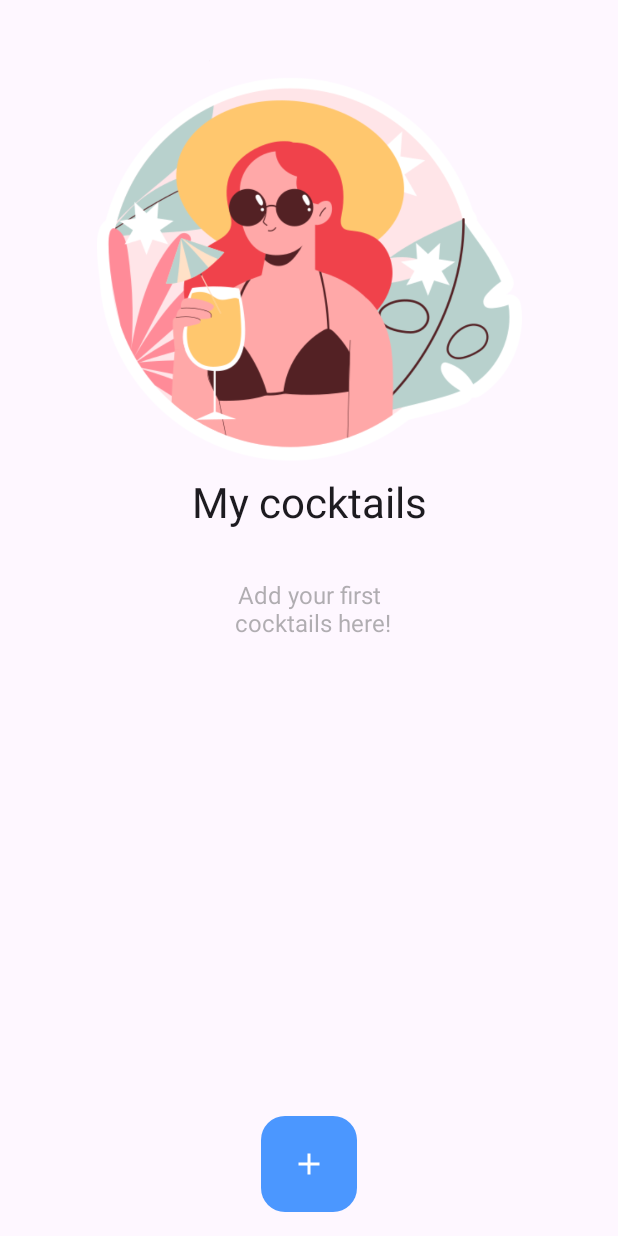
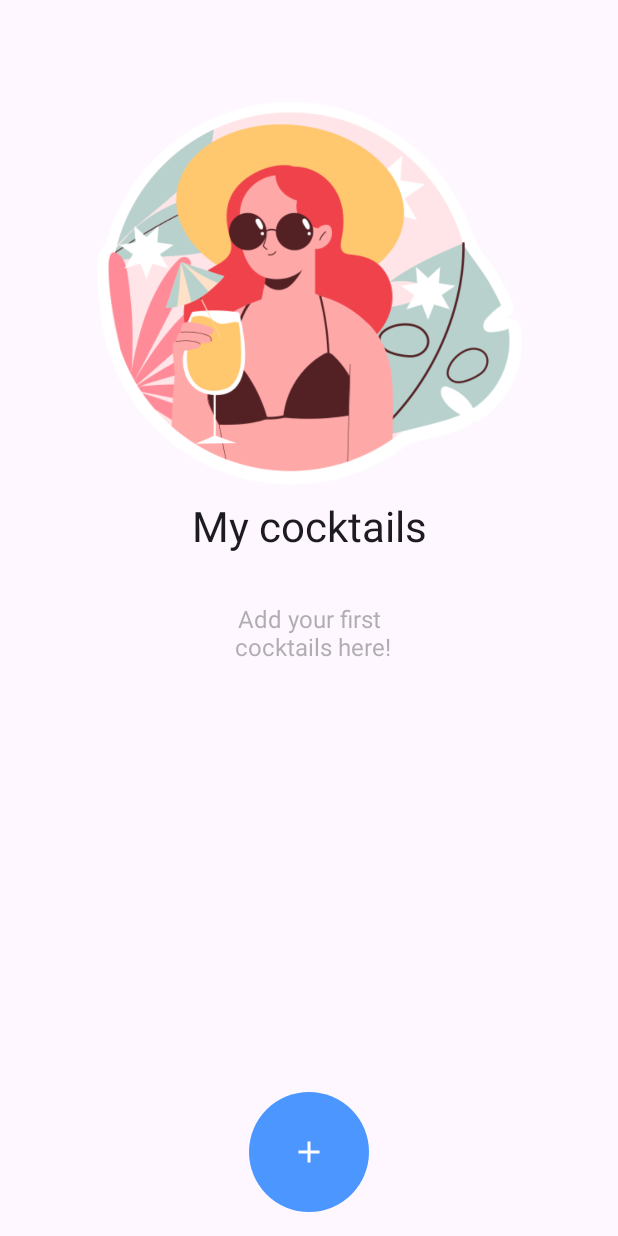
Before and after one commit to StasShevchenko/CocktailBar, an Android app: the layout activity_main.xml on its own in the app's theme, with its tools: preview values and no code run, on a phone screen of 412 x 824 dp. Run offline under Robolectric (Android 15) with nearby library versions, the phone set to English and light mode, and no system bars.

Commit message:
Basic layout for cocktail details screen is created. Dependencies updated

```diff
--- a/app/build.gradle.kts
+++ b/app/build.gradle.kts
@@ -1,6 +1,7 @@
 plugins {
     id("com.android.application")
     id("org.jetbrains.kotlin.android")
+    id("androidx.navigation.safeargs.kotlin")
 }
 
 android {
--- a/app/src/main/java/com/example/coctailbar/cocktails_list/CocktailsListFragment.kt
+++ b/app/src/main/java/com/example/coctailbar/cocktails_list/CocktailsListFragment.kt
@@ -1,8 +1,16 @@
 package com.example.coctailbar.cocktails_list
 
+import android.os.Bundle
+import android.view.View
 import androidx.fragment.app.Fragment
+import androidx.navigation.fragment.findNavController
 import com.example.coctailbar.R
+import com.example.coctailbar.databinding.CocktailsListFragmentBinding
 
 class CocktailsListFragment : Fragment(R.layout.cocktails_list_fragment) {
 
+    override fun onViewCreated(view: View, savedInstanceState: Bundle?) {
+        super.onViewCreated(view, savedInstanceState)
+        val binding = CocktailsListFragmentBinding.bind(view)
+    }
 }
--- /dev/null
+++ b/app/src/main/res/drawable/fab_shape.xml
@@ -0,0 +1,8 @@
+<?xml version="1.0" encoding="utf-8"?>
+<shape xmlns:android="http://schemas.android.com/apk/res/android"
+    android:shape="rectangle">
+
+    <solid android:color="@color/sky_blue" />
+
+
+</shape>
--- a/app/src/main/res/layout/cocktails_list_fragment.xml
+++ b/app/src/main/res/layout/cocktails_list_fragment.xml
@@ -5,6 +5,7 @@
     android:layout_width="match_parent"
     android:orientation="vertical"
     android:layout_height="match_parent"
+    android:padding="16dp"
     tools:context=".cocktails_list.CocktailsListFragment">
 
     <ImageView
@@ -41,18 +42,17 @@
         app:layout_constraintTop_toBottomOf="@+id/textView" />
 
     <com.google.android.material.floatingactionbutton.FloatingActionButton
+        android:id="@+id/fab"
         android:layout_width="wrap_content"
         android:layout_height="wrap_content"
-        android:layout_marginBottom="16dp"
         app:layout_constraintBottom_toBottomOf="parent"
         app:layout_constraintEnd_toEndOf="parent"
         android:src="@drawable/ic_add"
         app:tint="@color/white"
         app:elevation="0dp"
-        app:fabCustomSize="64dp"
-        android:padding="8dp"
+        app:shapeAppearance="@drawable/fab_shape"
+        app:fabCustomSize="80dp"
         android:backgroundTint="@color/sky_blue"
         app:layout_constraintStart_toStartOf="parent" />
 
-
 </androidx.constraintlayout.widget.ConstraintLayout>
--- a/app/src/main/res/navigation/nav_graph.xml
+++ b/app/src/main/res/navigation/nav_graph.xml
@@ -3,26 +3,16 @@
     xmlns:app="http://schemas.android.com/apk/res-auto"
     xmlns:tools="http://schemas.android.com/tools"
     android:id="@+id/nav_graph"
-    app:startDestination="@id/FirstFragment">
+    app:startDestination="@id/CocktailsListFragment">
 
     <fragment
-        android:id="@+id/FirstFragment"
+        android:id="@+id/CocktailsListFragment"
         android:name="com.example.coctailbar.cocktails_list.CocktailsListFragment"
         android:label="@string/first_fragment_label"
-        tools:layout="@layout/cocktails_list_fragment">
-
-        <action
-            android:id="@+id/action_FirstFragment_to_SecondFragment"
-            app:destination="@id/SecondFragment" />
-    </fragment>
+        tools:layout="@layout/cocktails_list_fragment"/>
     <fragment
-        android:id="@+id/SecondFragment"
+        android:id="@+id/CocktailDetailsFragment"
         android:name="com.example.coctailbar.cocktail_details.CocktailDetailsFragment"
         android:label="@string/second_fragment_label"
-        tools:layout="@layout/cocktail_details_fragment">
-
-        <action
-            android:id="@+id/action_SecondFragment_to_FirstFragment"
-            app:destination="@id/FirstFragment" />
-    </fragment>
+        tools:layout="@layout/cocktail_details_fragment"/>
 </navigation>
```
Also changed, not shown: app/src/main/res/drawable/bottom_sheet_background.xml (added, +14 -0 lines), app/src/main/res/layout/cocktail_details_fragment.xml (+40 -6 lines), build.gradle.kts (+12 -0 lines), app/src/main/res/drawable/test_cocktail_background.png (added).
